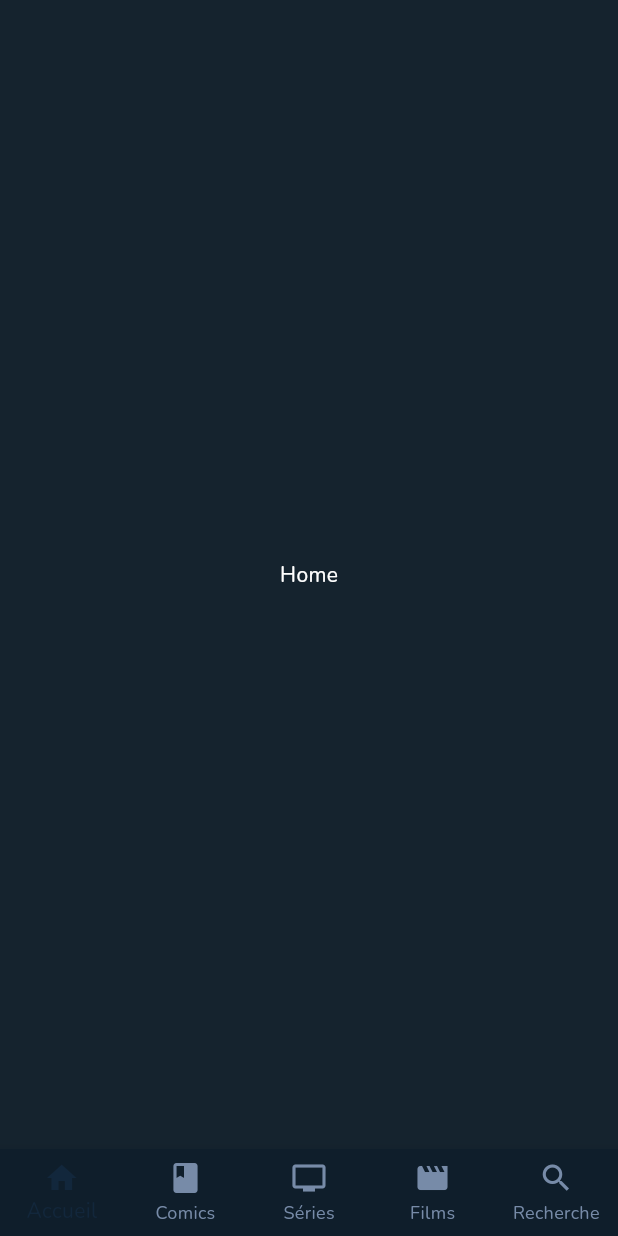
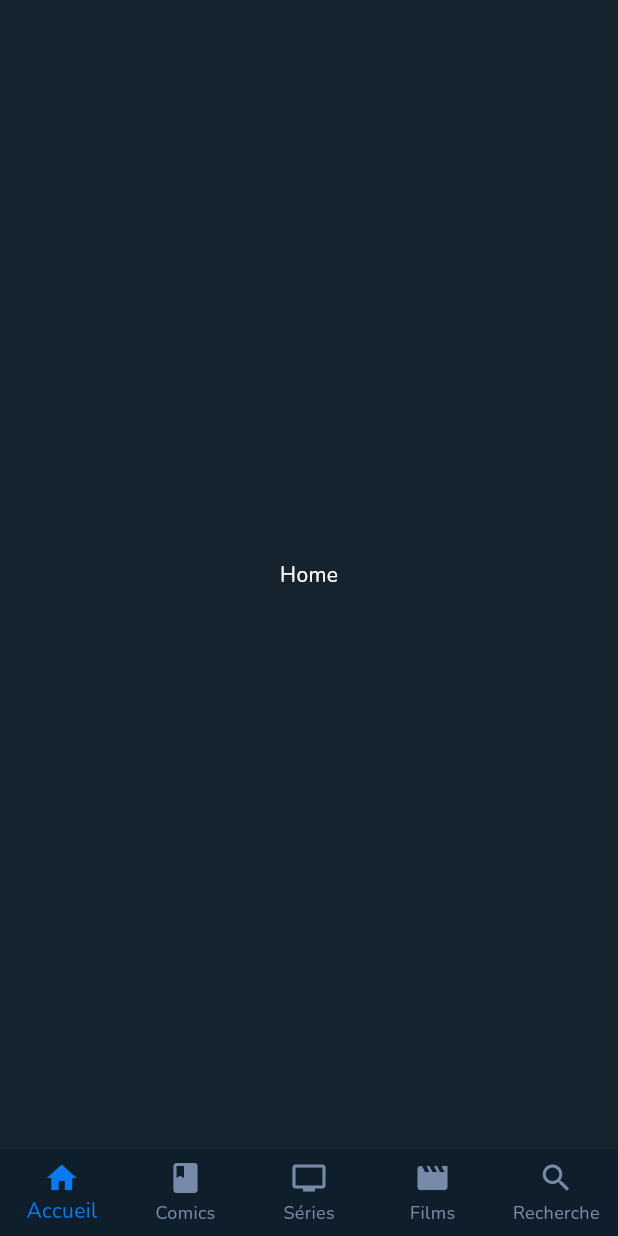
Before and after one commit to thomasbougrain2/mobileProject, a Flutter app: the screen it shows after launch, on a phone screen of 412 x 824 dp. Run offline on Flutter 3.47's test engine with Material 3 defaults, Android fonts, the light colour scheme and no system bars; our stand-ins replace google_fonts.

Commit message:
Mise a jour theme

```diff
--- a/lib/screens/movie_list_screen.dart
+++ b/lib/screens/movie_list_screen.dart
@@ -1,5 +1,5 @@
 import 'package:flutter/material.dart';
-import '/api_service.dart';
+import '../services/api_service.dart';
 import '/models/movie.dart';
 
 class MoviesPage extends StatefulWidget {
--- a/lib/screens/series_list_screen.dart
+++ b/lib/screens/series_list_screen.dart
@@ -1,7 +1,7 @@
 // series_page.dart
 
 import 'package:flutter/material.dart';
-import '/api_service.dart';
+import '../services/api_service.dart';
 import '/models/series.dart';
 
 
--- a/lib/theme/app_theme.dart
+++ b/lib/theme/app_theme.dart
@@ -51,7 +51,7 @@ class AppTheme {
 
       bottomNavigationBarTheme: const BottomNavigationBarThemeData(
         backgroundColor: Color(0xFF0F1E2B),
-        selectedItemColor: Color(0xFF12273C),
+        selectedItemColor: Color(0xFF0A7AEE),
         unselectedItemColor: Color(0xFF778BA8),
       ),
       buttonTheme: const ButtonThemeData(
```
Also changed, not shown: pubspec.yaml (+4 -4 lines), pubspec.lock.
